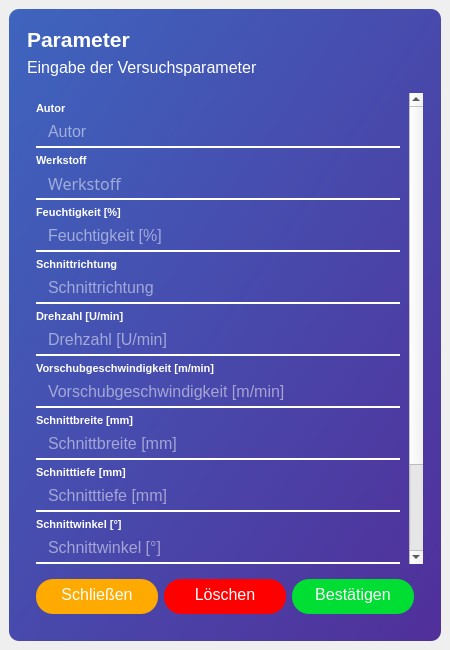
daniellechowicz/power-analytics, file power-analytics/ui/qml/parameters.ui: the form before one commit.
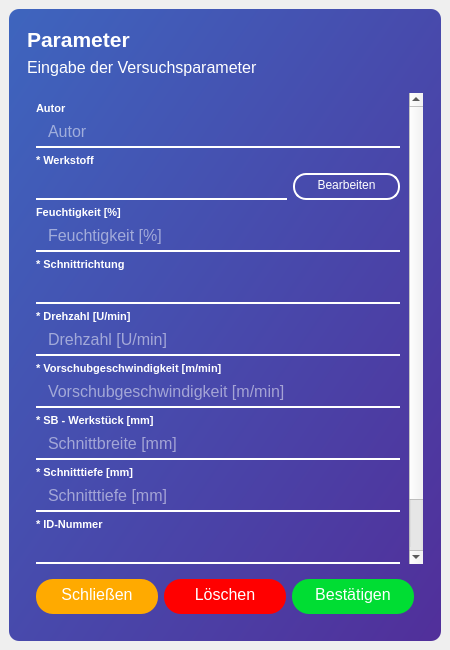
The form after the commit. Icons and pictures are not drawn.

What changed in the file:
```diff
--- a/power-analytics/ui/qml/parameters.ui
+++ b/power-analytics/ui/qml/parameters.ui
@@ -237,9 +237,9 @@
           <property name="geometry">
            <rect>
             <x>0</x>
-            <y>-123</y>
-            <width>381</width>
-            <height>628</height>
+            <y>0</y>
+            <width>375</width>
+            <height>572</height>
            </rect>
           </property>
           <property name="styleSheet">
@@ -287,24 +287,122 @@
               <string notr="true"/>
              </property>
              <property name="text">
-              <string>Werkstoff</string>
+              <string>* Werkstoff</string>
              </property>
             </widget>
            </item>
            <item>
-            <widget class="QLineEdit" name="le_material">
-             <property name="font">
-              <font>
-               <family>Segoe UI Light</family>
-               <pointsize>12</pointsize>
-              </font>
-             </property>
+            <widget class="QFrame" name="frame">
              <property name="styleSheet">
-              <string notr="true"/>
+              <string notr="true">background-color: rgba(0, 0, 0, 0);</string>
              </property>
-             <property name="placeholderText">
-              <string>Werkstoff</string>
+             <property name="frameShape">
+              <enum>QFrame::StyledPanel</enum>
              </property>
+             <property name="frameShadow">
+              <enum>QFrame::Raised</enum>
+             </property>
+             <layout class="QHBoxLayout" name="horizontalLayout">
+              <property name="leftMargin">
+               <number>0</number>
+              </property>
+              <property name="topMargin">
+               <number>0</number>
+              </property>
+              <property name="rightMargin">
+               <number>0</number>
+              </property>
+              <property name="bottomMargin">
+               <number>0</number>
+              </property>
+              <item>
+               <widget class="QComboBox" name="cb_material">
+                <property name="styleSheet">
+                 <string notr="true">QComboBox {
+height: 20px;
+font-size: 12pt;
+font-family: &quot;Segoe UI Light&quot;;
+padding-left: 10px;
+padding-bottom: 5px;
+border-bottom: 2px solid rgb(255, 255, 255);
+border-radius: 0px;
+background-color: rgba(255, 255, 255, 0);
+color: rgb(255, 255, 255);
+}
+
+QComboBox::drop-down {
+background-color: rgba(0, 0, 0, 0);
+}
+
+QComboBox::down-arrow {
+background-color: rgba(0, 0, 0, 0);
+}
+
+QComboBox:hover {
+border-bottom: 2px solid rgb(0, 255, 213);
+border-radius: 0px;
+}
+
+QListView { 
+border: 0px; 
+border-top-left-radius: 0px;
+border-top-right-radius: 0px;
+border-bottom-left-radius: 0px;
+border-bottom-right-radius: 0px;
+color: rgb(62, 101, 190);
+background-color: rgb(255, 255, 255);
+font-weight: normal;
+selection-background-color: qlineargradient(spread:pad, x1:0, y1:0, x2:1, y2:1, stop:0 rgba(62, 101, 190, 255), stop:1 rgba(80, 50, 156, 255));
+show-decoration-selected: 1;
+padding: 8px;
+}</string>
+                </property>
+               </widget>
+              </item>
+              <item>
+               <widget class="QPushButton" name="pushButton_4">
+                <property name="minimumSize">
+                 <size>
+                  <width>107</width>
+                  <height>0</height>
+                 </size>
+                </property>
+                <property name="maximumSize">
+                 <size>
+                  <width>107</width>
+                  <height>16777215</height>
+                 </size>
+                </property>
+                <property name="styleSheet">
+                 <string notr="true">QPushButton {
+height: 20px;
+font-size: 9pt;
+font-family: &quot;Segoe UI Light&quot;;
+padding-bottom: 2.5px;
+border: 2px solid rgb(255, 255, 255);
+border-radius: 12.5px;
+background-color: rgba(255, 255, 255, 0);
+color: rgb(255, 255, 255);
+}
+
+QPushButton:hover {
+color: rgb(0, 255, 213);
+border: 2px solid rgb(0, 255, 213);
+}
+
+QPushButton:pressed {
+color: rgb(0, 255, 213);
+border: 2px solid rgb(0, 255, 213);
+background-color: rgba(0, 255, 213, 0.5);
+}
+</string>
+                </property>
+                <property name="text">
+                 <string>Bearbeiten</string>
+                </property>
+               </widget>
+              </item>
+             </layout>
             </widget>
            </item>
            <item>
@@ -345,17 +443,51 @@
               <string notr="true"/>
              </property>
              <property name="text">
-              <string>Schnittrichtung</string>
+              <string>* Schnittrichtung</string>
              </property>
             </widget>
            </item>
            <item>
-            <widget class="QLineEdit" name="le_cutting_direction">
+            <widget class="QComboBox" name="cb_cutting_direction">
              <property name="styleSheet">
-              <string notr="true"/>
-             </property>
-             <property name="placeholderText">
-              <string>Schnittrichtung</string>
+              <string notr="true">QComboBox {
+height: 20px;
+font-size: 12pt;
+font-family: &quot;Segoe UI Light&quot;;
+padding-left: 10px;
+padding-bottom: 5px;
+border-bottom: 2px solid rgb(255, 255, 255);
+border-radius: 0px;
+background-color: rgba(255, 255, 255, 0);
+color: rgb(255, 255, 255);
+}
+
+QComboBox::drop-down {
+background-color: rgba(0, 0, 0, 0);
+}
+
+QComboBox::down-arrow {
+background-color: rgba(0, 0, 0, 0);
+}
+
+QComboBox:hover {
+border-bottom: 2px solid rgb(0, 255, 213);
+border-radius: 0px;
+}
+
+QListView { 
+border: 0px; 
+border-top-left-radius: 0px;
+border-top-right-radius: 0px;
+border-bottom-left-radius: 0px;
+border-bottom-right-radius: 0px;
+color: rgb(62, 101, 190);
+background-color: rgb(255, 255, 255);
+font-weight: normal;
+selection-background-color: qlineargradient(spread:pad, x1:0, y1:0, x2:1, y2:1, stop:0 rgba(62, 101, 190, 255), stop:1 rgba(80, 50, 156, 255));
+show-decoration-selected: 1;
+padding: 8px;
+}</string>
              </property>
             </widget>
            </item>
@@ -371,7 +503,7 @@
               <string notr="true"/>
              </property>
              <property name="text">
-              <string>Drehzahl [U/min]</string>
+              <string>* Drehzahl [U/min]</string>
              </property>
             </widget>
            </item>
@@ -400,7 +532,7 @@
               <string notr="true"/>
              </property>
              <property name="text">
-              <string>Vorschubgeschwindigkeit [m/min]</string>
+              <string>* Vorschubgeschwindigkeit [m/min]</string>
              </property>
             </widget>
            </item>
@@ -426,7 +558,7 @@
               <string notr="true"/>
              </property>
              <property name="text">
-              <string>Schnittbreite [mm]</string>
+              <string>* SB - Werkstück [mm]</string>
              </property>
             </widget>
            </item>
@@ -452,7 +584,7 @@
               <string notr="true"/>
              </property>
              <property name="text">
-              <string>Schnitttiefe [mm]</string>
+              <string>* Schnitttiefe [mm]</string>
              </property>
             </widget>
            </item>
@@ -466,32 +598,6 @@
              </property>
             </widget>
            </item>
-           <item>
-            <widget class="QLabel" name="label_10">
-             <property name="sizePolicy">
-              <sizepolicy hsizetype="Preferred" vsizetype="Fixed">
-               <horstretch>0</horstretch>
-               <verstretch>0</verstretch>
-              </sizepolicy>
-             </property>
-             <property name="styleSheet">
-              <string notr="true"/>
-             </property>
-             <property name="text">
-              <string>Schnittwinkel [°]</string>
-             </property>
-            </widget>
-           </item>
-           <item>
-            <widget class="QLineEdit" name="le_cutting_angle">
-             <property name="styleSheet">
-              <string notr="true"/>
-             </property>
-             <property name="placeholderText">
-              <string>Schnittwinkel [°]</string>
-             </property>
-            </widget>
-           </item>
            <item>
             <widget class="QLabel" name="label_11">
              <property name="sizePolicy">
@@ -504,17 +610,51 @@
               <string notr="true"/>
              </property>
              <property name="text">
-              <string>ID-Nummer</string>
+              <string>* ID-Nummer</string>
              </property>
             </widget>
            </item>
            <item>
-            <widget class="QLineEdit" name="le_tool_id">
+            <widget class="QComboBox" name="cb_tool_id">
              <property name="styleSheet">
-              <string notr="true"/>
-             </property>
-             <property name="placeholderText">
-              <string>ID-Nummer</string>
+              <string notr="true">QComboBox {
+height: 20px;
+font-size: 12pt;
+font-family: &quot;Segoe UI Light&quot;;
+padding-left: 10px;
+padding-bottom: 5px;
+border-bottom: 2px solid rgb(255, 255, 255);
+border-radius: 0px;
+background-color: rgba(255, 255, 255, 0);
+color: rgb(255, 255, 255);
+}
+
+QComboBox::drop-down {
+background-color: rgba(0, 0, 0, 0);
+}
+
+QComboBox::down-arrow {
+background-color: rgba(0, 0, 0, 0);
+}
+
+QComboBox:hover {
+border-bottom: 2px solid rgb(0, 255, 213);
+border-radius: 0px;
+}
+
+QListView { 
+border: 0px; 
+border-top-left-radius: 0px;
+border-top-right-radius: 0px;
+border-bottom-left-radius: 0px;
+border-bottom-right-radius: 0px;
+color: rgb(62, 101, 190);
+background-color: rgb(255, 255, 255);
+font-weight: normal;
+selection-background-color: qlineargradient(spread:pad, x1:0, y1:0, x2:1, y2:1, stop:0 rgba(62, 101, 190, 255), stop:1 rgba(80, 50, 156, 255));
+show-decoration-selected: 1;
+padding: 8px;
+}</string>
              </property>
             </widget>
            </item>
```
